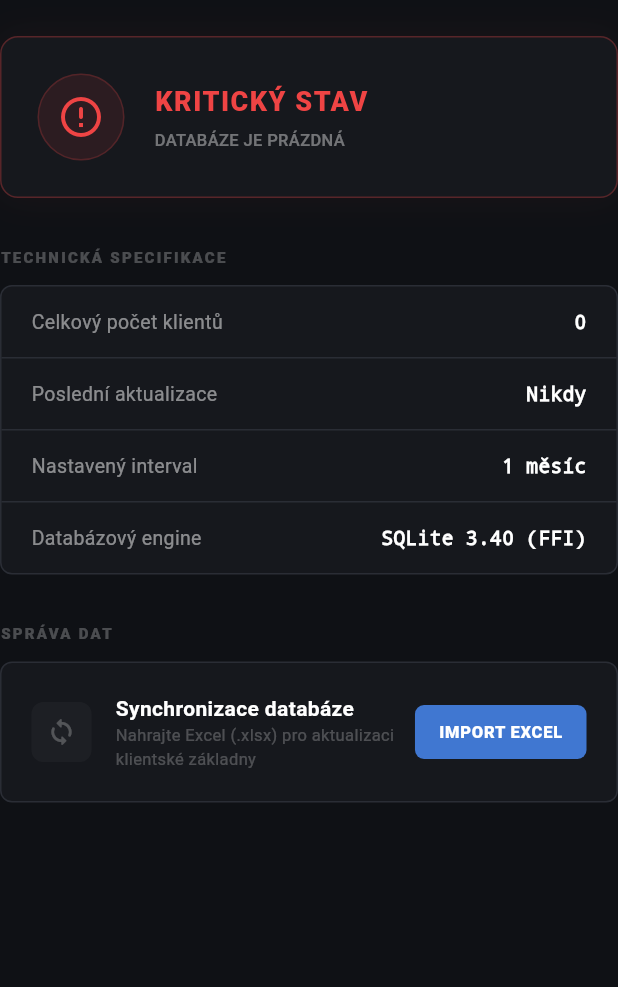
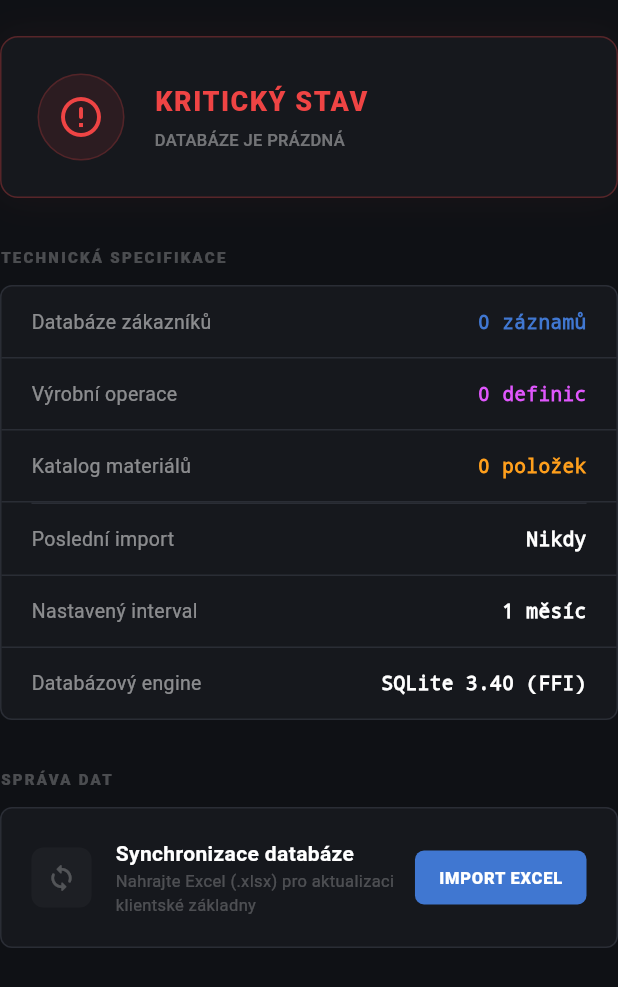
Before and after one commit to kleinedu1988/obchodnik_app, a Flutter app: the DbStatusTab widget shown alone on an empty page, opened directly, on a phone screen of 412 x 824 dp. Shown: the top 987 px of the screen. Run offline on Flutter 3.47's test engine with Material 3 defaults, Android fonts, the phone set to English and light mode, and no system bars; our stand-ins replace cross_file, file_picker, shared_preferences, sqflite_common_ffi; missing offline and left inert: desktop_drop, excel, window_manager; accounts and stored records are empty; Roboto replaces fonts that are missing (Segoe UI).

Commit message:
release: 0.4.3 (db status + folder validation + catalogs)

```diff
--- a/lib/logic/db_service.dart
+++ b/lib/logic/db_service.dart
@@ -335,6 +335,18 @@ class DbService {
     }
   }
 
+  Future<int> getOperaceCount() async {
+  final db = await database;
+  final res = await db.rawQuery('SELECT COUNT(*) as cnt FROM operace');
+  return res.isNotEmpty ? (res.first['cnt'] as int) : 0;
+  }
+
+  Future<int> getMaterialyCount() async {
+  final db = await database;
+  final res = await db.rawQuery('SELECT COUNT(*) as cnt FROM materialy');
+  return res.isNotEmpty ? (res.first['cnt'] as int) : 0;
+  }
+
   Future<void> deleteMaterial(int id) async {
     final db = await database;
     await db.delete('materialy', where: 'id = ?', whereArgs: [id]);
--- a/lib/views/settings/tabs/db_status_tab.dart
+++ b/lib/views/settings/tabs/db_status_tab.dart
@@ -1,8 +1,9 @@
 import 'package:flutter/material.dart';
 import 'dart:io';
 import 'package:file_picker/file_picker.dart';
-import 'package:intl/intl.dart'; // Pro formátování datumu
-import 'package:shared_preferences/shared_preferences.dart'; // Přidáno pro načítání intervalu
+import 'package:intl/intl.dart';
+import 'package:shared_preferences/shared_preferences.dart';
+
 import '../../../logic/db_service.dart';
 import '../../../logic/import_logic.dart';
 import '../settings_helpers.dart';
@@ -24,6 +25,10 @@ class _DbStatusTabState extends State<DbStatusTab> {
   static const Color _bgCard = Color(0xFF16181D);
   static const Color _borderColor = Color(0xFF2A2D35);
 
+  // NOVÉ: barvy pro sekce operací / materiálů (jak jsi měl v návrhu)
+  static const Color _opColor = Color(0xFFE056FD);
+  static const Color _matColor = Color(0xFFFF9F1C);
+
   late Future<List<dynamic>> _dbData;
 
   @override
@@ -32,12 +37,17 @@ class _DbStatusTabState extends State<DbStatusTab> {
     _nactiData();
   }
 
+  // =============================================================
+  //  NOVÉ: Future.wait doplněno o počty operací a materiálů
+  // =============================================================
   void _nactiData() {
     setState(() {
       _dbData = Future.wait([
         DbService().getLastEntry(),
         DbService().getRowCount(),
         SharedPreferences.getInstance(),
+        DbService().getOperaceCount(), // NOVÉ
+        DbService().getMaterialyCount(), // NOVÉ
       ]);
     });
   }
@@ -45,9 +55,9 @@ class _DbStatusTabState extends State<DbStatusTab> {
   String _formatDate(String? isoDate) {
     if (isoDate == null || isoDate.isEmpty) return "Nikdy";
     try {
-      DateTime dt = DateTime.parse(isoDate);
+      final dt = DateTime.parse(isoDate);
       return DateFormat('dd.MM.yyyy HH:mm').format(dt);
-    } catch (e) {
+    } catch (_) {
       return isoDate;
     }
   }
@@ -58,34 +68,47 @@ class _DbStatusTabState extends State<DbStatusTab> {
       future: _dbData,
       builder: (context, snapshot) {
         if (snapshot.connectionState == ConnectionState.waiting) {
-          return const Center(child: CircularProgressIndicator(strokeWidth: 2, color: _accentColor));
+          return const Center(
+            child: CircularProgressIndicator(strokeWidth: 2, color: _accentColor),
+          );
         }
 
-        // 1. Získání dat
+        // 1) Získání dat
         final lastEntry = snapshot.data?[0] as Map<String, dynamic>?;
         final rowCount = (snapshot.data?[1] as int?) ?? 0;
         final prefs = snapshot.data?[2] as SharedPreferences;
 
-        // 2. Interval
+        final operaceCount = (snapshot.data?[3] as int?) ?? 0; // NOVÉ
+        final materialyCount = (snapshot.data?[4] as int?) ?? 0; // NOVÉ
+
+        // 2) Interval
         final interval = prefs.getString('sync_interval') ?? '1 měsíc';
         final lastImportIso = lastEntry?['timestamp'] as String?;
 
-        // 3. Logika stavu
+        // 3) Logika stavu
         bool isOutdated = false;
         if (lastImportIso != null) {
-          DateTime lastImport = DateTime.parse(lastImportIso);
-          DateTime now = DateTime.now();
-          Duration diff = now.difference(lastImport);
+          final lastImport = DateTime.parse(lastImportIso);
+          final now = DateTime.now();
+          final diff = now.difference(lastImport);
 
           switch (interval) {
-            case 'teď': isOutdated = diff.inSeconds > 10; break; // Pro testování
-            case '1 týden': isOutdated = diff.inDays > 7; break;
-            case '2 týdny': isOutdated = diff.inDays > 14; break;
-            case '1 měsíc': isOutdated = diff.inDays > 30; break;
+            case 'teď':
+              isOutdated = diff.inSeconds > 10; // Pro testování
+              break;
+            case '1 týden':
+              isOutdated = diff.inDays > 7;
+              break;
+            case '2 týdny':
+              isOutdated = diff.inDays > 14;
+              break;
+            case '1 měsíc':
+              isOutdated = diff.inDays > 30;
+              break;
           }
         }
 
-        // 4. Určení barev a ikon
+        // 4) Určení barev a ikon
         Color stavBarva;
         String stavText;
         String stavPodpis;
@@ -123,12 +146,15 @@ class _DbStatusTabState extends State<DbStatusTab> {
 
               const SizedBox(height: 32),
 
-              // 2. TECHNICKÁ SPECIFIKACE
+              // 2. TECHNICKÁ SPECIFIKACE (UPRAVENO)
               _headerText("TECHNICKÁ SPECIFIKACE"),
               const SizedBox(height: 12),
               _buildInfoPanel([
-                _buildDataRow("Celkový počet klientů", rowCount.toString()),
-                _buildDataRow("Poslední aktualizace", _formatDate(lastImportIso)),
+                _buildDataRow("Databáze zákazníků", "$rowCount záznamů", color: _accentColor),
+                _buildDataRow("Výrobní operace", "$operaceCount definic", color: _opColor),
+                _buildDataRow("Katalog materiálů", "$materialyCount položek", color: _matColor),
+                const Divider(color: _borderColor, height: 1, indent: 20, endIndent: 20),
+                _buildDataRow("Poslední import", _formatDate(lastImportIso)),
                 _buildDataRow("Nastavený interval", interval),
                 _buildDataRow("Databázový engine", "SQLite 3.40 (FFI)", isLast: true),
               ]),
@@ -203,7 +229,19 @@ class _DbStatusTabState extends State<DbStatusTab> {
     );
   }
 
-  Widget _buildDataRow(String label, String value, {bool isLast = false}) {
+  Widget _buildDataRow(
+    String label,
+    String value, {
+    bool isLast = false,
+    Color? color,
+  }) {
+    final valueStyle = TextStyle(
+      color: color ?? Colors.white,
+      fontSize: 13,
+      fontWeight: FontWeight.bold,
+      fontFamily: 'monospace',
+    );
+
     return Container(
       padding: const EdgeInsets.symmetric(horizontal: 20, vertical: 14),
       decoration: BoxDecoration(
@@ -213,7 +251,7 @@ class _DbStatusTabState extends State<DbStatusTab> {
         mainAxisAlignment: MainAxisAlignment.spaceBetween,
         children: [
           Text(label, style: TextStyle(color: Colors.white.withOpacity(0.5), fontSize: 13)),
-          Text(value, style: const TextStyle(color: Colors.white, fontSize: 13, fontWeight: FontWeight.bold, fontFamily: 'monospace')),
+          Text(value, style: valueStyle),
         ],
       ),
     );
@@ -231,7 +269,10 @@ class _DbStatusTabState extends State<DbStatusTab> {
         children: [
           Container(
             padding: const EdgeInsets.all(10),
-            decoration: BoxDecoration(color: Colors.white.withOpacity(0.03), borderRadius: BorderRadius.circular(8)),
+            decoration: BoxDecoration(
+              color: Colors.white.withOpacity(0.03),
+              borderRadius: BorderRadius.circular(8),
+            ),
             child: const Icon(Icons.sync_rounded, color: Colors.white24, size: 20),
           ),
           const SizedBox(width: 16),
@@ -239,8 +280,14 @@ class _DbStatusTabState extends State<DbStatusTab> {
             child: Column(
               crossAxisAlignment: CrossAxisAlignment.start,
               children: [
-                Text("Synchronizace databáze", style: TextStyle(color: Colors.white, fontSize: 14, fontWeight: FontWeight.bold)),
-                Text("Nahrajte Excel (.xlsx) pro aktualizaci klientské základny", style: TextStyle(fontSize: 11, color: Colors.white24)),
+                Text(
+                  "Synchronizace databáze",
+                  style: TextStyle(color: Colors.white, fontSize: 14, fontWeight: FontWeight.bold),
+                ),
+                Text(
+                  "Nahrajte Excel (.xlsx) pro aktualizaci klientské základny",
+                  style: TextStyle(fontSize: 11, color: Colors.white24),
+                ),
               ],
             ),
           ),
@@ -254,7 +301,12 @@ class _DbStatusTabState extends State<DbStatusTab> {
                 padding: EdgeInsets.symmetric(horizontal: 16, vertical: 10),
                 child: Text(
                   "IMPORT EXCEL",
-                  style: TextStyle(color: Colors.white, fontSize: 11, fontWeight: FontWeight.w900, letterSpacing: 0.5),
+                  style: TextStyle(
+                    color: Colors.white,
+                    fontSize: 11,
+                    fontWeight: FontWeight.w900,
+                    letterSpacing: 0.5,
+                  ),
                 ),
               ),
             ),
@@ -267,25 +319,27 @@ class _DbStatusTabState extends State<DbStatusTab> {
   Widget _headerText(String text) {
     return Text(
       text,
-      style: TextStyle(color: Colors.white.withOpacity(0.25), fontSize: 10, fontWeight: FontWeight.w900, letterSpacing: 1.5),
+      style: TextStyle(
+        color: Colors.white.withOpacity(0.25),
+        fontSize: 10,
+        fontWeight: FontWeight.w900,
+        letterSpacing: 1.5,
+      ),
     );
   }
 
   // --- LOGIKA IMPORTU ---
 
   Future<void> _handleImport(BuildContext context) async {
-    // 1. Otevřít výběr souboru
-    FilePickerResult? result = await FilePicker.platform.pickFiles(
+    final result = await FilePicker.platform.pickFiles(
       allowedExtensions: ['xlsx', 'xls'],
       type: FileType.custom,
       lockParentWindow: true,
     );
 
     if (result != null && result.files.single.path != null) {
-      // 2. Zavolat logiku (Notifikace řeší ImportLogic uvnitř)
       await ImportLogic.importCustomers(context, File(result.files.single.path!));
 
-      // 3. Po dokončení obnovit statistiky v tomto okně
       if (mounted) {
         _nactiData();
       }
--- a/lib/views/settings/tabs/system_manifest_tab.dart
+++ b/lib/views/settings/tabs/system_manifest_tab.dart
@@ -20,7 +20,7 @@ class ModuleManifest {
 //  DATA: REGISTR VERZÍ (Aktualizováno pro v0.4.2)
 // =============================================================
 const List<ModuleManifest> systemModules = [
-  ModuleManifest(id: "CORE", name: "Jádro Aplikace (Shell)", version: "0.4.2", status: "Beta", completion: 0.45),
+  ModuleManifest(id: "CORE", name: "Jádro Aplikace (Shell)", version: "0.4.3", status: "Beta", completion: 0.46),
   ModuleManifest(id: "NAV", name: "Sidebar & Navigace", version: "0.8.0", status: "Stable", completion: 0.95),
   ModuleManifest(id: "ING", name: "Ingestion Engine (Drop)", version: "0.3.0", status: "Alpha", completion: 0.40),
   ModuleManifest(id: "DB", name: "Zákaznická Databáze", version: "0.4.0", status: "Stable", completion: 0.90),
--- a/pubspec.yaml
+++ b/pubspec.yaml
@@ -16,7 +16,7 @@ publish_to: 'none' # Remove this line if you wish to publish to pub.dev
 # https://developer.apple.com/library/archive/documentation/General/Reference/InfoPlistKeyReference/Articles/CoreFoundationKeys.html
 # In Windows, build-name is used as the major, minor, and patch parts
 # of the product and file versions while build-number is used as the build suffix.
-version: 0.4.2+1
+version: 0.4.3+1
 
 environment:
   sdk: ^3.10.8
@@ -40,7 +40,7 @@ dependencies:
   intl: ^0.20.2
   path_provider: ^2.1.5
   url_launcher: ^6.2.5
-  shared_preferences: ^2.2.2
+  shared_preferences: ^2.2.3
   window_manager: ^0.5.1
 
   # SYSTEM
```
Also changed, not shown: lib/logic/folder_validator.dart (added, +32 -0 lines), lib/views/settings/tabs/customer_list_tab.dart (+148 -113 lines), 1 other file.
